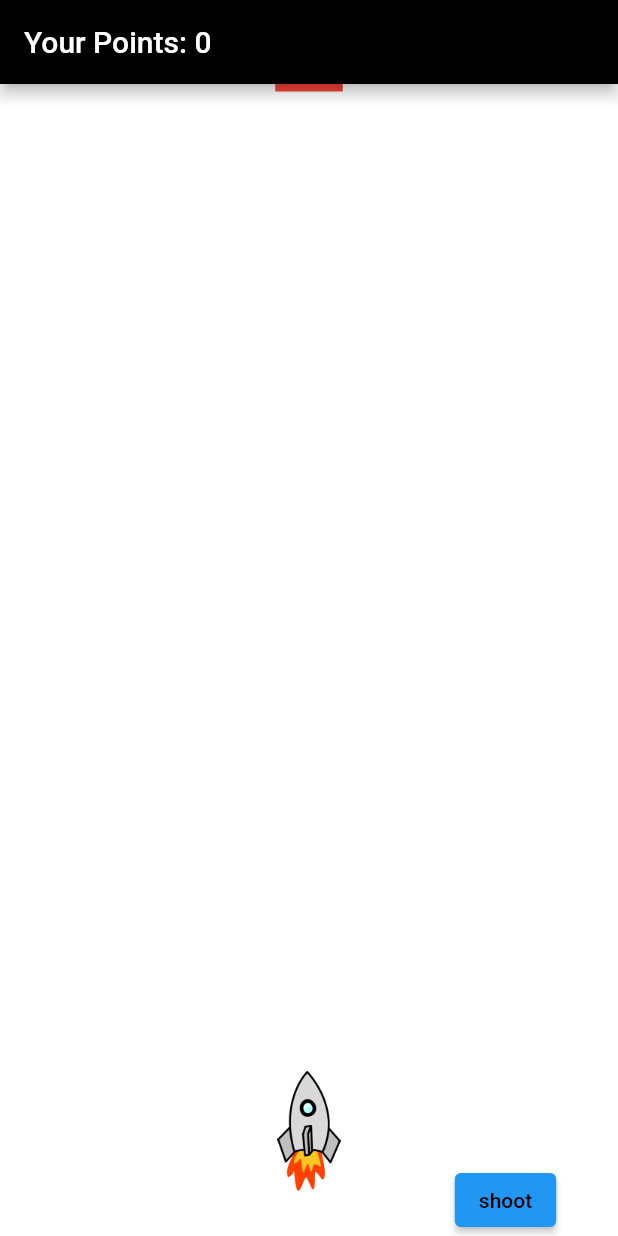
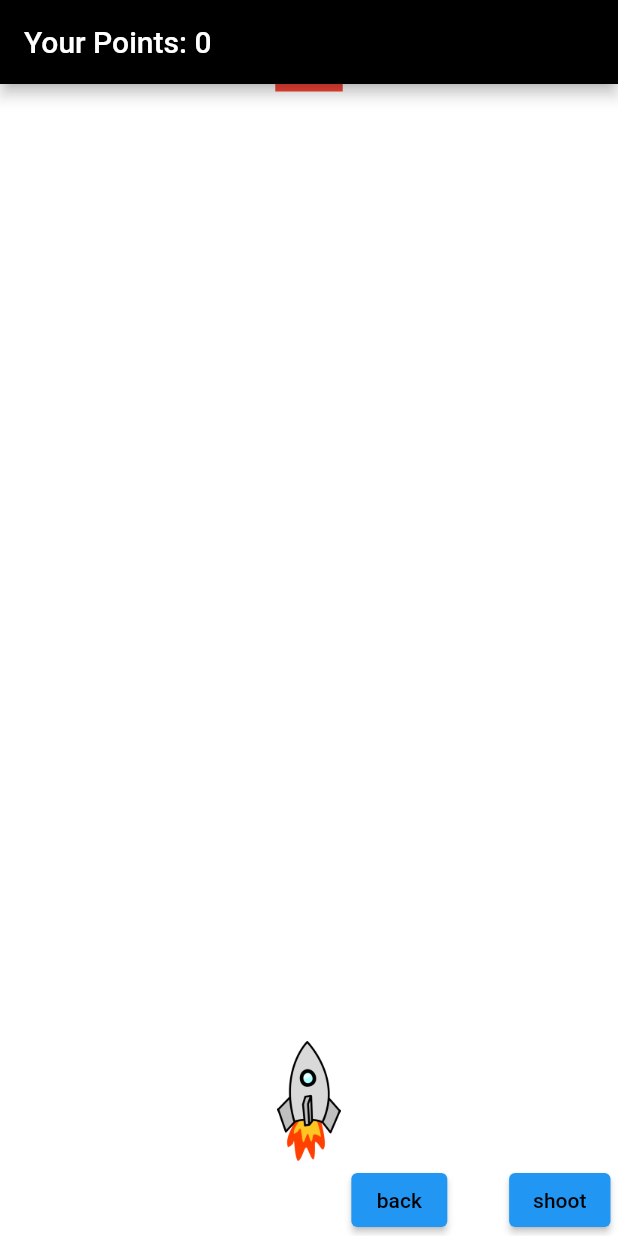
Before and after one commit to frischi6/m335, a Flutter app: the screen it shows after launch, after a tap on "Play in Space World", on a phone screen of 412 x 824 dp. Run offline on Flutter 3.47's test engine with Material 2 defaults, Android fonts, the phone set to English and light mode, and no system bars; our stand-ins replace sensors_plus; missing offline and left inert: better_sound_effect.

Commit message:
final commit

```diff
--- a/lib/pages/gamePage.dart
+++ b/lib/pages/gamePage.dart
@@ -2,6 +2,7 @@ import 'dart:async';
 import 'dart:math';
 
 import 'package:flutter/material.dart';
+import 'package:m335/pages/startPage.dart';
 import 'package:sensors_plus/sensors_plus.dart';
 
 import '../model/gameImage.dart';
@@ -174,10 +175,30 @@ class _TheGamePage extends State<TheGamePage> {
                 height: 90,
                 color: Colors.white,
               ),
-              bottom: 30,
+              bottom: 50,
             ),
             Positioned(
-              child: ElevatedButton(
+              child: Row(
+                mainAxisAlignment: MainAxisAlignment.spaceEvenly,
+                children: [
+                  ElevatedButton(
+                    child: Text(
+                      'back',
+                      style: TextStyle(color: Colors.black),
+                    ),
+                    onPressed: () {
+                      Navigator.push(
+                        context,
+                        MaterialPageRoute(builder: (context) {
+                          return StartPage();
+                        }),
+                      );
+                    },
+                  ),
+                  SizedBox(
+                    width: MediaQuery.of(context).size.width * 0.1,
+                  ),
+                  ElevatedButton(
                     child: Text(
                       'shoot',
                       style: TextStyle(color: Colors.black),
@@ -186,8 +207,11 @@ class _TheGamePage extends State<TheGamePage> {
                       bulletRunTarget();
                     },
                   ),
+                ],
+              ),
               bottom: 0,
-              right: MediaQuery.of(context).size.width * 0.1,
+              right: 5,
+              //right: MediaQuery.of(context).size.width * 0.1,
             ),
           ],
         ));
--- a/lib/pages/startPage.dart
+++ b/lib/pages/startPage.dart
@@ -41,8 +41,15 @@ class _MyStartPage extends State<MyStartPage> {
   @override
   Widget build(BuildContext context) {
     return Scaffold(
-      appBar: AppBar(title: Text('Game Target')),
-      body: Column(
+      appBar: AppBar(
+        title: Center(
+          child: Text('Game Target'),
+        ),
+      ),
+      body: Center(
+          child: Column(
+        mainAxisAlignment: MainAxisAlignment.center,
+        crossAxisAlignment: CrossAxisAlignment.center,
         children: [
           ElevatedButton(
               child: Text('Play in Space World'),
@@ -57,6 +64,9 @@ class _MyStartPage extends State<MyStartPage> {
                   }),
                 );
               }),
+          SizedBox(
+            height: 20,
+          ),
           ElevatedButton(
               child: Text('Play in Soccer World'),
               onPressed: () {
@@ -71,7 +81,7 @@ class _MyStartPage extends State<MyStartPage> {
                 );
               }),
         ],
-      ),
+      )),
     );
   }
 }
```
Lines whose indentation alone changed are shown as unchanged.
